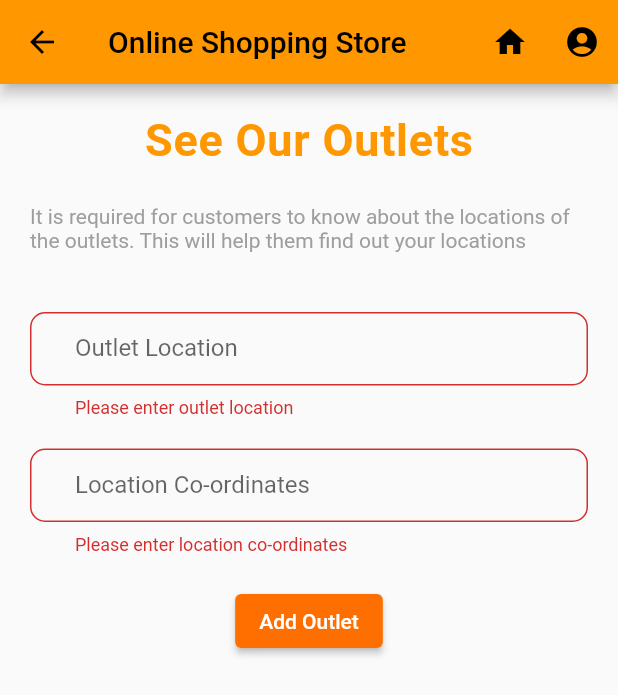
After one commit to maneeshalakshani/CTSE-Online_Shopping_Store, a Flutter app: the AddOutletsView screen opened by its route, after a tap on "Add Outlet", on a phone screen of 412 x 824 dp. The commit adds this screen. Shown: the top 695 px of the screen. Run offline on Flutter 3.47's test engine with Material 2 defaults, Android fonts, the phone set to English and light mode, and no system bars; our stand-ins replace auto_route, cloud_firestore, firebase_auth, firebase_core; accounts and stored records are empty.

Commit message:
feat: add outlets view

```diff
--- a/lib/pages/home/AdminHome.dart
+++ b/lib/pages/home/AdminHome.dart
@@ -38,6 +38,12 @@ class _AdminHomeViewState extends State<AdminHomeView> {
                 context.router.push(const LoginRoute());
               },
             ),
+            HomeButton(
+              title: "Add Outlets",
+              onPressed: () {
+                context.router.push(const AddOutletsRoute());
+              },
+            ),
           ],
         ),
       ),
--- /dev/null
+++ b/lib/pages/see-outlets/AddOutlets.dart
@@ -0,0 +1,66 @@
+import 'package:flutter/material.dart';
+import 'package:shopping_store/widgets/appBarCustom.dart';
+import 'package:shopping_store/widgets/buttons/normal-btn.dart';
+import 'package:shopping_store/widgets/customMessage.dart';
+import 'package:shopping_store/widgets/textField.dart';
+import 'package:shopping_store/widgets/title.dart';
+
+class AddOutletsView extends StatefulWidget {
+  const AddOutletsView({super.key});
+
+  @override
+  State<AddOutletsView> createState() => _AddOutletsViewState();
+}
+
+class _AddOutletsViewState extends State<AddOutletsView> {
+  final formKey = GlobalKey<FormState>();
+  TextEditingController locationController = TextEditingController();
+  TextEditingController coordinatesController = TextEditingController();
+
+  @override
+  Widget build(BuildContext context) {
+    return Scaffold(
+      appBar: appBarCustom(context),
+      body: SingleChildScrollView(
+        child: Container(
+          margin: const EdgeInsets.only(top: 20, left: 20, right: 20),
+          child: Form(
+            key: formKey,
+            child: Column(
+              children: [
+                const CustomTitle(title: "See Our Outlets"),
+                customMessage(
+                    msg:
+                        "It is required for customers to know about the locations of the outlets. This will help them find out your locations"),
+                textFeild(
+                  label: "Outlet Location",
+                  hintText: "Enter outlet location",
+                  errorMsg: "Please enter outlet location",
+                  controller: locationController,
+                  validator: true,
+                ),
+                textFeild(
+                  label: "Location Co-ordinates",
+                  hintText: "Enter location coordinated",
+                  errorMsg: "Please enter location co-ordinates",
+                  controller: coordinatesController,
+                  validator: true,
+                ),
+                normalButon(
+                  title: "Add Outlet",
+                  marginTop: 20,
+                  onPressed: () {
+                    if (formKey.currentState!.validate()) {
+                      print(locationController.text);
+                      print(coordinatesController.text);
+                    }
+                  },
+                )
+              ],
+            ),
+          ),
+        ),
+      ),
+    );
+  }
+}
--- a/lib/routes/routes.dart
+++ b/lib/routes/routes.dart
@@ -5,6 +5,7 @@ import 'package:shopping_store/pages/cart/cart-view.dart';
 import 'package:shopping_store/pages/cart/item-list/item_list_view.dart';
 import 'package:shopping_store/pages/home/AdminHome.dart';
 import 'package:shopping_store/pages/home/Home.dart';
+import 'package:shopping_store/pages/see-outlets/AddOutlets.dart';
 
 /// Need to run the following command
 ///    flutter packages pub run build_runner watch --delete-conflicting-outputs
@@ -18,6 +19,7 @@ import 'package:shopping_store/pages/home/Home.dart';
     MaterialRoute(page: AdminHomeView),
     MaterialRoute(page: ItemListView),
     MaterialRoute(page: CartView),
+    MaterialRoute(page: AddOutletsView),
   ],
 )
 class $AppRouter {}
--- a/lib/widgets/buttons/normal-btn.dart
+++ b/lib/widgets/buttons/normal-btn.dart
@@ -1,9 +1,14 @@
 import 'package:flutter/material.dart';
-import 'package:shopping_store/consts.dart';
 
-Widget normalButon({required String title}) {
-  return ElevatedButton(
-    onPressed: () {},
+Widget normalButon({
+  required String title,
+  Function()? onPressed,
+  double? marginTop,
+}) {
+  return Container(
+    margin: EdgeInsets.only(top: marginTop ?? 0),
+    child: ElevatedButton(
+      onPressed: onPressed,
       style: ElevatedButton.styleFrom(
         backgroundColor: Colors.amber[900],
       ),
@@ -11,5 +16,6 @@ Widget normalButon({required String title}) {
         title,
         style: TextStyle(color: Colors.white),
       ),
+    ),
   );
 }
--- /dev/null
+++ b/lib/widgets/customMessage.dart
@@ -0,0 +1,14 @@
+import 'package:flutter/material.dart';
+
+Widget customMessage({required String msg}) {
+  return Container(
+    margin: const EdgeInsets.only(top: 25.0, bottom: 20.0),
+    child: Text(
+      msg,
+      maxLines: 3,
+      style: const TextStyle(
+        color: Colors.grey,
+      ),
+    ),
+  );
+}
--- /dev/null
+++ b/lib/widgets/textField.dart
@@ -0,0 +1,66 @@
+import 'package:flutter/material.dart';
+import 'package:shopping_store/consts.dart';
+
+class textFeild extends StatefulWidget {
+  const textFeild({
+    super.key,
+    required this.hintText,
+    required this.label,
+    this.errorMsg,
+    required this.controller,
+    required this.validator,
+    this.textInputType,
+  });
+  final String label;
+  final String hintText;
+  final String? errorMsg;
+  final TextEditingController controller;
+  final bool validator;
+  final TextInputType? textInputType;
+
+  @override
+  State<textFeild> createState() => _textFeildState();
+}
+
+class _textFeildState extends State<textFeild> {
+  @override
+  Widget build(BuildContext context) {
+    return Container(
+      margin: const EdgeInsets.only(top: 20),
+      child: TextFormField(
+        controller: widget.controller,
+        validator: widget.validator != true
+            ? null
+            : (String? value) {
+                if (value == null || value.isEmpty) {
+                  return widget.errorMsg;
+                } else {
+                  return null;
+                }
+              },
+        keyboardType: widget.textInputType ?? TextInputType.text,
+        decoration: InputDecoration(
+          label: Text(widget.label),
+          hintText: widget.hintText,
+          focusedBorder: const OutlineInputBorder(
+            borderRadius: BorderRadius.all(Radius.circular(10.0)),
+            borderSide: BorderSide(
+              color: APP_COLOR,
+            ),
+          ),
+          border: const OutlineInputBorder(
+            borderRadius: BorderRadius.all(Radius.circular(10.0)),
+          ),
+          enabledBorder: const OutlineInputBorder(
+            borderRadius: BorderRadius.all(Radius.circular(10.0)),
+            borderSide: BorderSide(
+              color: Colors.black,
+            ),
+          ),
+          contentPadding:
+              const EdgeInsets.symmetric(horizontal: 30.0, vertical: 15.0),
+        ),
+      ),
+    );
+  }
+}
```
Also changed, not shown: lib/routes/routes.gr.dart. Lines whose indentation alone changed are shown as unchanged.
